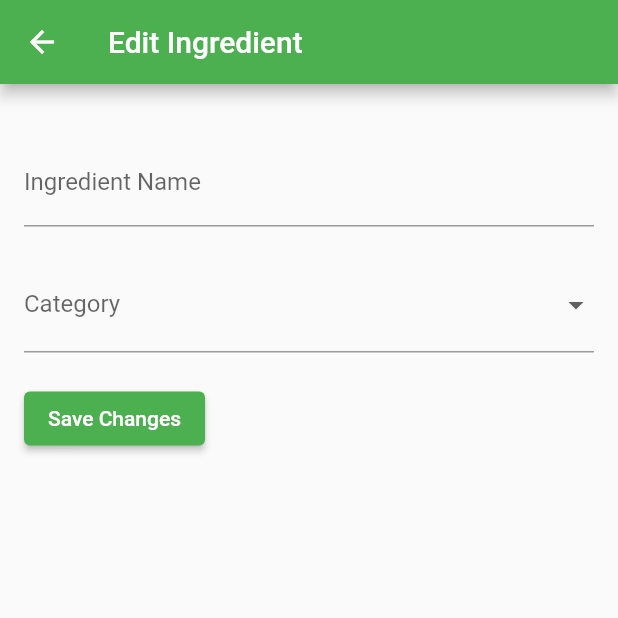
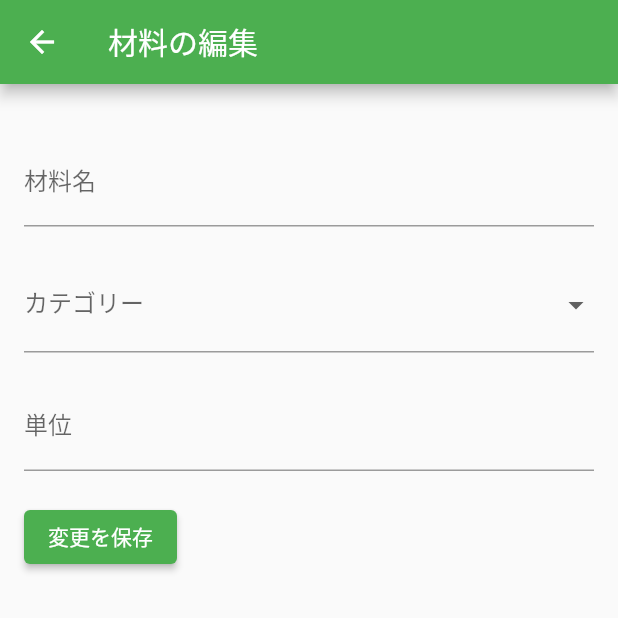
Before and after one commit to ytr-33/hackason-kondatetyan, a Flutter app: the EditIngredientPage screen opened directly with empty values, on a phone screen of 412 x 824 dp, the top half of it. Run offline on Flutter 3.47's test engine with Material 2 defaults, Android fonts, the phone set to English and light mode, and no system bars; our stand-ins replace flutter_riverpod, flutter_speed_dial, riverpod_annotation; generated files the repository leaves out were written again; network calls fail.

```diff
--- /dev/null
+++ b/frontend/kondate_app/lib/configs/api_constants.dart
@@ -0,0 +1 @@
+const String apiRoute = 'https://pokeapi.co/api/v2';
--- a/frontend/kondate_app/lib/configs/constants.dart
+++ b/frontend/kondate_app/lib/configs/constants.dart
@@ -2,4 +2,13 @@
 
 const List<String> pageTitles = ['Choice', 'Menu', 'Setting'];
 const List<String> menuCategories = ['和食', '洋食', '中華', 'その他'];
-const List<String> ingredientCategories = ['肉類', '魚介類', '野菜類', 'その他'];
+
+const List<String> ingredientCategories = [
+  'grass',
+  'fire',
+  'water',
+  'bug',
+  'normal'
+];
+
+//const List<String> ingredientCategories = ['肉類', '魚介類', '野菜類', 'その他'];
--- a/frontend/kondate_app/lib/data/ingredient.dart
+++ b/frontend/kondate_app/lib/data/ingredient.dart
@@ -1,22 +1,22 @@
 import 'package:kondate_app/models/ingredient.dart';
 
 List<Ingredient> ingredients = [
-  Ingredient(1, 'ベーコン', '肉類'),
-  Ingredient(2, '豚ひき肉', '肉類'),
-  Ingredient(3, '牛豚ミンチ', '肉類'),
-  Ingredient(4, '鳥もも肉', '肉類'),
-  Ingredient(5, '鳥むね肉', '肉類'),
-  Ingredient(6, 'えび', '魚介類'),
-  Ingredient(7, 'ホタテ', '魚介類'),
-  Ingredient(8, 'サーモン', '魚介類'),
-  Ingredient(9, 'カツオ', '魚介類'),
-  Ingredient(10, 'うなぎ', '魚介類'),
-  Ingredient(11, 'キャベツ', '野菜類'),
-  Ingredient(12, 'じゃがいも', '野菜類'),
-  Ingredient(13, 'ほうれん草', '野菜類'),
-  Ingredient(14, 'バジル', '野菜類'),
-  Ingredient(15, '人参', '野菜類'),
-  Ingredient(16, '玉ねぎ', '野菜類'),
-  Ingredient(17, '米', 'その他'),
-  Ingredient(18, 'パスタ', 'その他'),
+  Ingredient(id: 1, name: 'ベーコン', category: '肉類', unit: 'g'),
+  Ingredient(id: 2, name: '豚ひき肉', category: '肉類', unit: 'g'),
+  Ingredient(id: 3, name: '牛豚ミンチ', category: '肉類', unit: 'g'),
+  Ingredient(id: 4, name: '鳥もも肉', category: '肉類', unit: 'g'),
+  Ingredient(id: 5, name: '鳥むね肉', category: '肉類', unit: 'g'),
+  Ingredient(id: 6, name: 'えび', category: '魚介類', unit: 'g'),
+  Ingredient(id: 7, name: 'ホタテ', category: '魚介類', unit: 'g'),
+  Ingredient(id: 8, name: 'サーモン', category: '魚介類', unit: 'g'),
+  Ingredient(id: 9, name: 'カツオ', category: '魚介類', unit: 'g'),
+  Ingredient(id: 10, name: 'うなぎ', category: '魚介類', unit: 'g'),
+  Ingredient(id: 11, name: 'キャベツ', category: '野菜類', unit: '個'),
+  Ingredient(id: 12, name: 'じゃがいも', category: '野菜類', unit: '個'),
+  Ingredient(id: 13, name: 'ほうれん草', category: '野菜類', unit: 'g'),
+  Ingredient(id: 14, name: 'バジル', category: '野菜類', unit: 'g'),
+  Ingredient(id: 15, name: '人参', category: '野菜類', unit: '本'),
+  Ingredient(id: 16, name: '玉ねぎ', category: '野菜類', unit: '個'),
+  Ingredient(id: 17, name: '米', category: 'その他', unit: 'g'),
+  Ingredient(id: 18, name: 'パスタ', category: 'その他', unit: 'g'),
 ];
--- a/frontend/kondate_app/lib/models/ingredient.dart
+++ b/frontend/kondate_app/lib/models/ingredient.dart
@@ -2,10 +2,21 @@ class Ingredient {
   int id;
   String name;
   String category;
+  String unit;
 
-  Ingredient(
-    this.id,
-    this.name,
-    this.category,
-  );
+  Ingredient({
+    required this.id,
+    required this.name,
+    required this.category,
+    required this.unit,
+  });
+
+  factory Ingredient.fromJson(Map<String, dynamic> json) {
+    return Ingredient(
+      id: json['id'],
+      name: json['name'],
+      category: json['types'][0]['type']['name'],
+      unit: json['name'],
+    );
+  }
 }
--- a/frontend/kondate_app/lib/pages/choice_page.dart
+++ b/frontend/kondate_app/lib/pages/choice_page.dart
@@ -81,7 +81,8 @@ class ChoicePage extends ConsumerWidget {
                                   MaterialPageRoute(
                                     builder: (context) => EditIngredientPage(
                                       ingredientName: ingredient.name,
-                                      initialCategory: ingredient.category,
+                                      ingredientCategory: ingredient.category,
+                                      ingredientUnit: ingredient.unit,
                                     ),
                                   ),
                                 );
--- a/frontend/kondate_app/lib/pages/edit_ingredient_page.dart
+++ b/frontend/kondate_app/lib/pages/edit_ingredient_page.dart
@@ -3,11 +3,15 @@ import 'package:kondate_app/configs/constants.dart';
 
 class EditIngredientPage extends StatefulWidget {
   final String ingredientName;
-  final String initialCategory;
+  final String ingredientCategory;
+  final String ingredientUnit;
 
-  const EditIngredientPage(
-      {Key? key, required this.ingredientName, required this.initialCategory})
-      : super(key: key);
+  const EditIngredientPage({
+    Key? key,
+    required this.ingredientName,
+    required this.ingredientCategory,
+    required this.ingredientUnit,
+  }) : super(key: key);
 
   @override
   _EditIngredientPageState createState() => _EditIngredientPageState();
@@ -16,22 +20,22 @@ class EditIngredientPage extends StatefulWidget {
 class _EditIngredientPageState extends State<EditIngredientPage> {
   late TextEditingController _ingredientNameController;
   String _selectedCategory = '';
+  late TextEditingController _unitController;
 
   @override
   void initState() {
     super.initState();
-    // 提供された ingredientName でコントローラーを初期化
     _ingredientNameController =
         TextEditingController(text: widget.ingredientName);
-    // 選択されたカテゴリーを初期化
-    _selectedCategory = widget.initialCategory;
+    _selectedCategory = widget.ingredientCategory;
+    _unitController = TextEditingController(text: widget.ingredientUnit);
   }
 
   @override
   Widget build(BuildContext context) {
     return Scaffold(
       appBar: AppBar(
-        title: const Text('Edit Ingredient'),
+        title: const Text('材料の編集'),
       ),
       body: Padding(
         padding: const EdgeInsets.all(16.0),
@@ -39,13 +43,11 @@ class _EditIngredientPageState extends State<EditIngredientPage> {
           crossAxisAlignment: CrossAxisAlignment.start,
           children: [
             const SizedBox(height: 20),
-            // 材料名を入力するテキストフィールド
             TextField(
               controller: _ingredientNameController,
-              decoration: const InputDecoration(labelText: 'Ingredient Name'),
+              decoration: const InputDecoration(labelText: '材料名'),
             ),
             const SizedBox(height: 20),
-            // カテゴリーを選択するドロップダウンボタン
             DropdownButtonFormField<String>(
               value: _selectedCategory,
               onChanged: (String? newValue) {
@@ -60,16 +62,20 @@ class _EditIngredientPageState extends State<EditIngredientPage> {
                   child: Text(value),
                 );
               }).toList(),
-              decoration: const InputDecoration(labelText: 'Category'),
+              decoration: const InputDecoration(labelText: 'カテゴリー'),
             ),
             const SizedBox(height: 20),
-            // 保存ボタン
+            // 単位の入力フィールドを追加
+            TextField(
+              controller: _unitController,
+              decoration: const InputDecoration(labelText: '単位'),
+            ),
+            const SizedBox(height: 20),
             ElevatedButton(
               onPressed: () {
-                // 保存ボタンが押された時の処理
                 _saveChanges();
               },
-              child: const Text('Save Changes'),
+              child: const Text('変更を保存'),
             ),
           ],
         ),
@@ -78,17 +84,15 @@ class _EditIngredientPageState extends State<EditIngredientPage> {
   }
 
   void _saveChanges() {
-    // ここに変更を保存するためのロジックを追加
-    // 簡単にするため、新しい材料名とカテゴリーを印刷するだけとします
     print('新しい材料名: ${_ingredientNameController.text}');
     print('新しいカテゴリー: $_selectedCategory');
-    // ここにアプリのデータ構造やデータベースで材料データを更新するためのロジックを追加できます
+    print('新しい単位: ${_unitController.text}');
   }
 
   @override
   void dispose() {
-    // ウィジェットが廃棄されたときにコントローラーを破棄
     _ingredientNameController.dispose();
+    _unitController.dispose();
     super.dispose();
   }
 }
--- a/frontend/kondate_app/pubspec.yaml
+++ b/frontend/kondate_app/pubspec.yaml
@@ -38,6 +38,8 @@ dependencies:
   flutter_speed_dial: ^7.0.0
   flutter_riverpod: ^2.4.8
   riverpod_annotation: ^2.3.2
+  http: ^1.1.0
+  flutter_hooks: ^0.20.3
 
 dev_dependencies:
   flutter_test:
```
Also changed, not shown: frontend/kondate_app/lib/data/recipe.dart (+81 -26 lines), frontend/kondate_app/lib/main.dart (+34 -13 lines), frontend/kondate_app/lib/models/recipe.dart (+14 -7 lines), frontend/kondate_app/lib/pages/add_ingredient_page.dart (+10 -4 lines), frontend/kondate_app/lib/pages/add_recipe_page.dart (+5 -5 lines), frontend/kondate_app/lib/providers/ingredient_provider.dart (added, +15 -0 lines), frontend/kondate_app/lib/services/api_service.dart (added, +14 -0 lines), frontend/kondate_app/lib/providers/ingredient_provider.g.dart (added), frontend/kondate_app/lib/providers/page_providers.dart (deleted), frontend/kondate_app/pubspec.lock.
